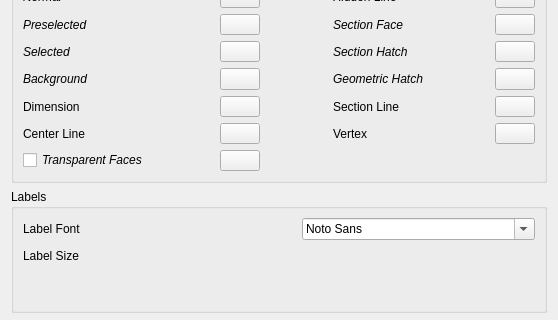
This is src/Mod/TechDraw/Gui/DlgPrefsTechDraw1.ui in berndhahnebach/All_FreeCAD as Qt 5 draws it before an edit; both pictures show x 0 to 558 and y 240 to 560 of the 558 by 1000 pixel window. The edited form follows.
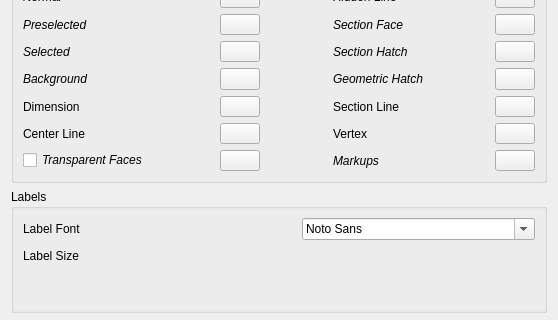
This is the edited form. Custom widgets are drawn as their Qt base class.

Commit message: [TD]Default color and weight for markup lines

Patch:
```diff
--- a/src/Mod/TechDraw/Gui/DlgPrefsTechDraw1.ui
+++ b/src/Mod/TechDraw/Gui/DlgPrefsTechDraw1.ui
@@ -481,6 +481,38 @@
           </property>
          </widget>
         </item>
+        <item row="6" column="4">
+         <widget class="QLabel" name="label_17">
+          <property name="font">
+           <font>
+            <italic>true</italic>
+           </font>
+          </property>
+          <property name="text">
+           <string>Markups</string>
+          </property>
+         </widget>
+        </item>
+        <item row="6" column="6">
+         <widget class="Gui::PrefColorButton" name="pcbMarkup">
+          <property name="toolTip">
+           <string>Default color for annotations </string>
+          </property>
+          <property name="color">
+           <color>
+            <red>0</red>
+            <green>0</green>
+            <blue>0</blue>
+           </color>
+          </property>
+          <property name="prefEntry" stdset="0">
+           <cstring>Color</cstring>
+          </property>
+          <property name="prefPath" stdset="0">
+           <cstring>Mod/TechDraw/Markups</cstring>
+          </property>
+         </widget>
+        </item>
        </layout>
       </item>
      </layout>
```
The commit also changes 5 other files.
